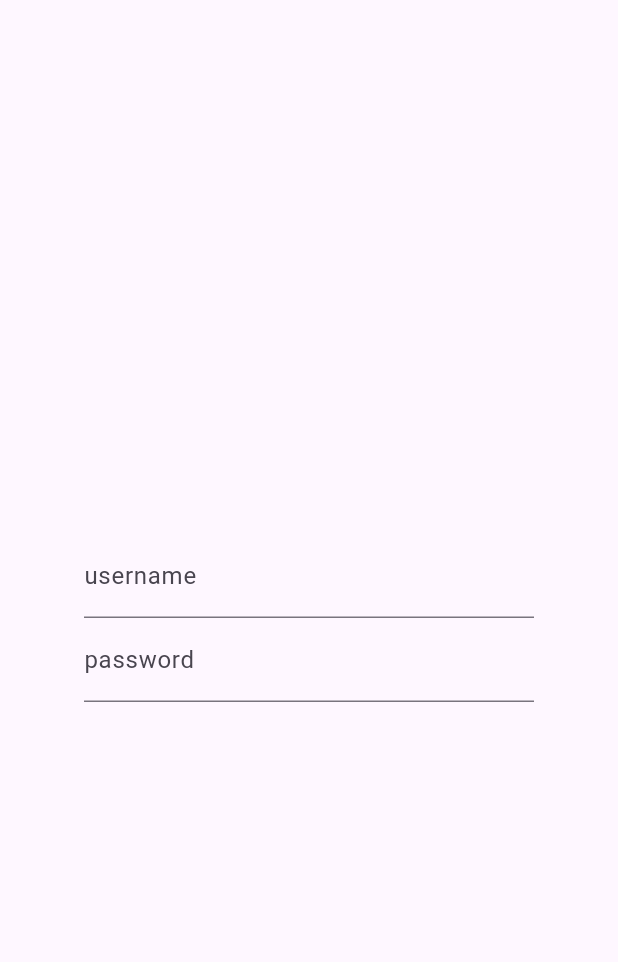
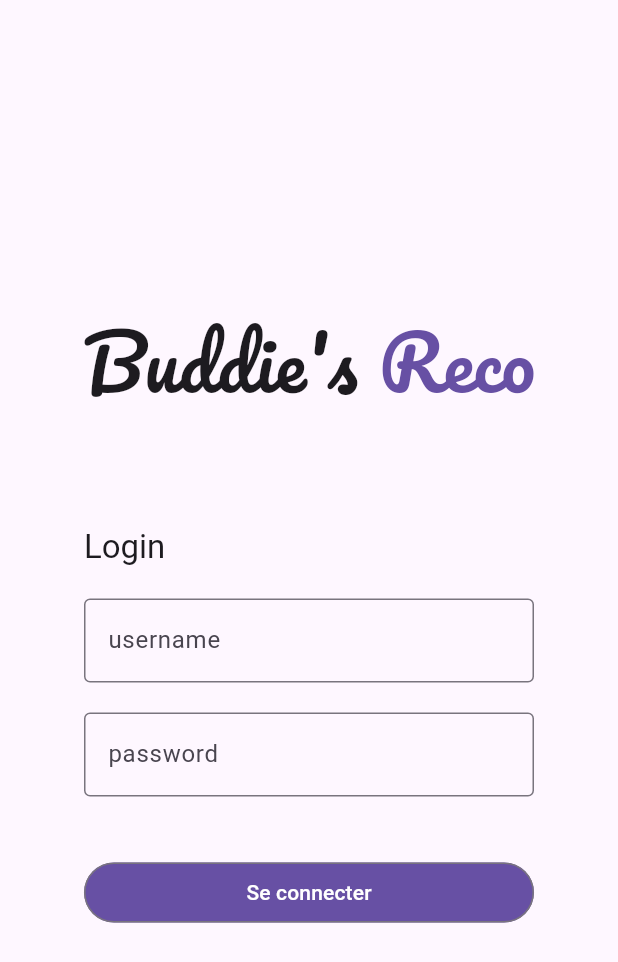
Before and after one commit to mreplenier/buddies-reco, a Flutter app: the LoginPage screen opened directly, on a phone screen of 412 x 824 dp. Shown: the top 962 px of the screen. Run offline on Flutter 3.47's test engine with Material 3 defaults, Android fonts, the phone set to English and light mode, and no system bars; our stand-ins replace flutter_rating_bar, google_fonts, webview_flutter.

Commit message:
feat: add login page draft

```diff
--- a/lib/login_page.dart
+++ b/lib/login_page.dart
@@ -1,32 +1,167 @@
 import 'package:flutter/material.dart';
+import 'package:google_fonts/google_fonts.dart';
+
+
 
 class LoginPage extends StatelessWidget {
   const LoginPage({super.key});
 
   @override
+  // Widget build(BuildContext context) {
+  //   return Scaffold(
+  //     body: SafeArea(
+  //       child: Column(
+  //         mainAxisAlignment: MainAxisAlignment.center,
+  //         children: [
+  //           const LoginTitle(),
+  //           const SizedBox(height: 75),
+  //           const LoginForm()
+  //         ]
+  //       )
+  //     )
+  //   );
+  // }
   Widget build(BuildContext context) {
     return Scaffold(
       body: SafeArea(
         child: Center(
-          child: ConstrainedBox(
-            constraints: BoxConstraints(maxWidth: 300),
+          child: Column(
+            mainAxisSize: MainAxisSize.min,
+            children: [
+              const LoginTitle(),
+              const SizedBox(height: 75),
+              const LoginForm()
+            ]
+          ),
+        ),
+      )
+    );
+  }
+
+}
+
+
+
+class LoginTitle extends StatelessWidget {
+  const LoginTitle({super.key});
+
+  final double _fontSize = 50;
+
+  @override
+  Widget build(BuildContext context) {
+    return Row(
+      mainAxisAlignment: MainAxisAlignment.center,
+      children: [
+        Text(
+          "Buddie's ",
+          style: GoogleFonts.pacifico(fontSize: _fontSize),
+        ),
+        Text("Reco",
+          style: GoogleFonts.pacifico(fontSize: _fontSize, color: Theme.of(context).primaryColor),
+        ),
+      ],
+    );
+  }
+}
+
+
+
+class LoginForm extends StatefulWidget {
+  const LoginForm({super.key});
+
+  @override
+  State<LoginForm> createState() => _LoginFormState();
+}
+
+class _LoginFormState extends State<LoginForm> {
+
+  // Définition des Variables
+  final _usernameController = TextEditingController();
+  final _passwordController = TextEditingController();
+
+  final _loginFormKey = GlobalKey<FormState>();
+
+  // Définitions des fonctions
+  void _testLogin () {
+
+    if (_loginFormKey.currentState!.validate()) {
+      debugPrint("username: ${_usernameController.text}");
+      debugPrint("password: ${_passwordController.text}");
+      // setState(() {});
+    }
+  }
+
+  // Permet de libérer la mémoire si le formulaire est détruit
+  @override
+  void dispose() {
+    // Clean up the controller when the widget is disposed.
+    _usernameController.dispose();
+    _passwordController.dispose();
+    super.dispose();
+  }
+
+  @override
+  Widget build(BuildContext context) {
+    return SizedBox(
+      width: 300,
       child: Form(
+        key: _loginFormKey,
         child: Column(
           mainAxisAlignment: MainAxisAlignment.center,
-                crossAxisAlignment: CrossAxisAlignment.center,
           children: [
-                  TextFormField(
-                    decoration: InputDecoration(label: Text("username")),
-                    cursorWidth: 40,
-                  ),
-                  TextFormField(
-                    decoration: InputDecoration(label: Text("password")),
-                  ),
-                ],
+            Align(
+              alignment: AlignmentGeometry.centerStart,
+              child: Text(
+                "Login",
+                style: TextTheme.of(context).titleLarge
+
               ),
             ),
+            const SizedBox(height: 20),
+            TextFormField(
+              controller: _usernameController,
+              validator: (value) {
+                if (value == null || value.isEmpty) {
+                  return "Le champ doit être rempli.";
+                }
+                return null;
+              },
+              decoration: const InputDecoration(
+                label: Text("username"),
+                border: OutlineInputBorder()
               ),
+              textInputAction: TextInputAction.next
             ),
+            const SizedBox(height: 20),
+            TextFormField(
+              controller: _passwordController,
+              validator: (value) {
+                if (value == null || value.isEmpty) {
+                  return "Le champ doit être rempli.";
+                }
+                return null;
+              },
+              decoration: const InputDecoration(
+                label: Text("password"),
+                border: OutlineInputBorder()
+              ),
+              obscureText: true,
+              textInputAction: TextInputAction.done
+            ),
+            const SizedBox(height: 40),
+            SizedBox(
+              width: double.infinity,
+              child: OutlinedButton(
+                style: OutlinedButton.styleFrom(
+                  backgroundColor: Theme.of(context).primaryColor,
+                  foregroundColor: Colors.white
+                ),
+                onPressed: _testLogin,
+                child: Text("Se connecter")
+              ),
+            )
+          ]
+        )
       ),
     );
   }
--- a/lib/main.dart
+++ b/lib/main.dart
@@ -1,5 +1,6 @@
 import 'package:flutter/material.dart';
-//import 'login_page.dart';
+import 'package:google_fonts/google_fonts.dart';
+import 'login_page.dart';
 import 'home_page.dart';
 
 void main() {
@@ -11,6 +12,18 @@ class BuddiesReco extends StatelessWidget {
 
   @override
   Widget build(BuildContext context) {
-    return MaterialApp(home: HomePage(), title: "Buddies Reco");
+    return GestureDetector(
+      onTap: () {
+        FocusManager.instance.primaryFocus?.unfocus();
+      },
+      child: MaterialApp(
+        home: LoginPage(),
+        title: "Buddies Reco",
+        theme: ThemeData(
+          textTheme: GoogleFonts.robotoTextTheme(),
+
+        )
+      ),
+    );
   }
 }
--- a/pubspec.yaml
+++ b/pubspec.yaml
@@ -42,6 +42,7 @@ dependencies:
   convert: ^3.1.2
   flutter_rating_bar: ^4.0.1
 
+  google_fonts: ^8.0.2
 
 
 dev_dependencies:
```
Also changed, not shown: pubspec.lock, 7 other files. Lines whose indentation alone changed are shown as unchanged.
